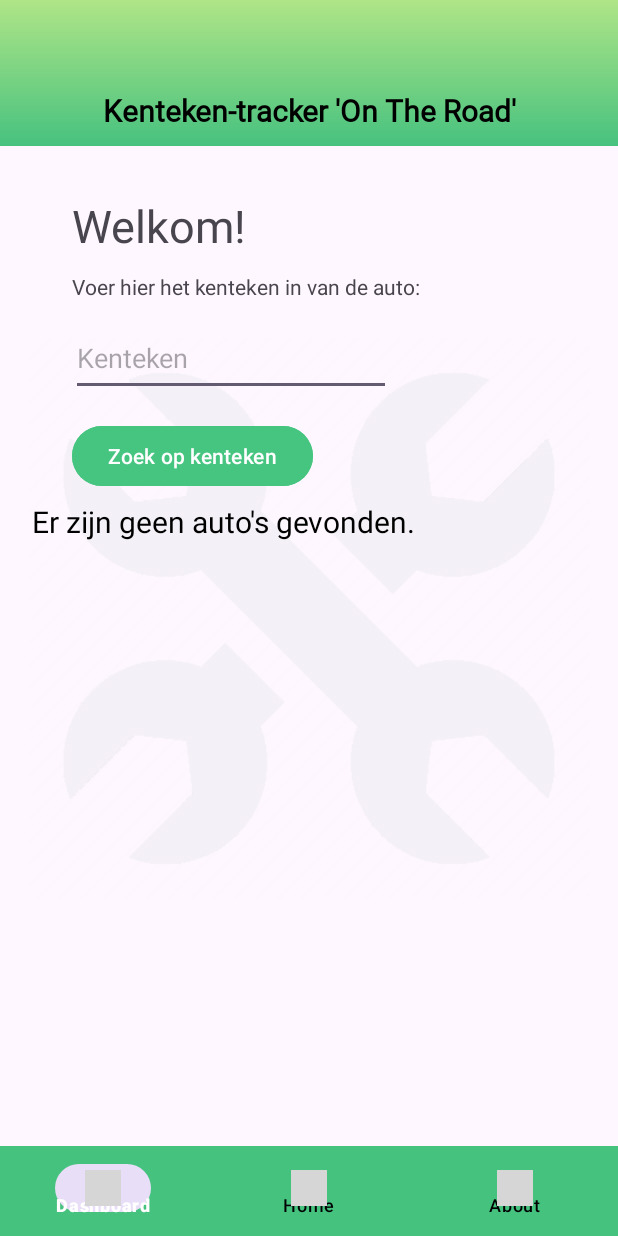
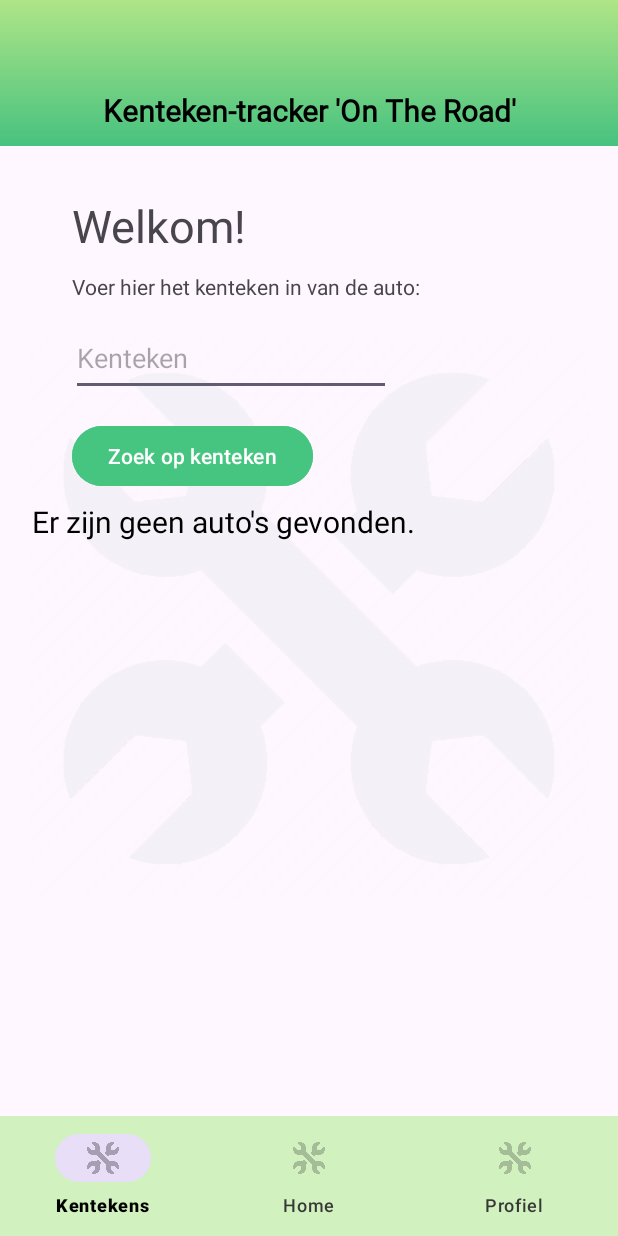
Before and after one commit to NathanGrs00/taxicompany-on-the-road, an Android app: the screen it shows after launch (MainActivity), on a phone screen of 412 x 824 dp. Run offline under Robolectric (Android 15) with nearby library versions, the phone set to English and light mode, and no system bars; our stand-ins replace Volley; network calls fail; grey boxes are pictures that could not be loaded.

Commit message:
Refactor UI elements and improve color scheme 🦍
- Updated selector.xml to change selected and unselected colors.
- Included navigation_bar.xml in activity_main.xml.
- Modified bottom navigation bar to use new lighter green background and wrap content height.
- Updated bottom_nav_menu.xml with new items and icons.
- Added new color values in colors.xml for secondary orange, lighter green, and dark gray.

Enhancing UI layout and color consistency for a smoother user experience

```diff
--- a/app/src/main/res/drawable/selector.xml
+++ b/app/src/main/res/drawable/selector.xml
@@ -3,9 +3,9 @@
 
     <item
         android:state_selected="true"
-        android:color="@color/white"/>
+        android:color="@color/black"/>
     <item
         android:state_selected="false"
-        android:color="@color/black"/>
+        android:color="@color/dark_gray"/>
 
 </selector>
--- a/app/src/main/res/layout/activity_main.xml
+++ b/app/src/main/res/layout/activity_main.xml
@@ -107,6 +107,8 @@
             app:layout_constraintTop_toBottomOf="@+id/btnVerzendKenteken"
             app:layout_constraintVertical_bias="0.109" />
 
+        <include layout="@layout/navigation_bar"/>
+
     </androidx.constraintlayout.widget.ConstraintLayout>
 
 </androidx.constraintlayout.widget.ConstraintLayout>
--- a/app/src/main/res/layout/navigation_bar.xml
+++ b/app/src/main/res/layout/navigation_bar.xml
@@ -8,14 +8,14 @@
     <com.google.android.material.bottomnavigation.BottomNavigationView
         android:id="@+id/bnvNavigatieBalk"
         android:layout_width="match_parent"
-        android:layout_height="60dp"
+        android:layout_height="wrap_content"
         app:layout_constraintBottom_toBottomOf="parent"
         app:layout_constraintEnd_toEndOf="parent"
         app:layout_constraintHorizontal_bias="0.0"
         app:layout_constraintStart_toStartOf="parent"
         app:layout_constraintTop_toTopOf="parent"
         app:layout_constraintVertical_bias="1.0"
-        app:itemBackground="@color/primary_green"
+        app:itemBackground="@color/lighter_green"
         app:itemIconTint="@drawable/selector"
         app:itemTextColor="@drawable/selector"
         app:menu="@menu/bottom_nav_menu" />
--- a/app/src/main/res/menu/bottom_nav_menu.xml
+++ b/app/src/main/res/menu/bottom_nav_menu.xml
@@ -1,16 +1,19 @@
 <?xml version="1.0" encoding="utf-8"?>
 <menu xmlns:android="http://schemas.android.com/apk/res/android">
+
     <item
-        android:id="@+id/dashboard"
-        android:title="Dashboard"
-        android:icon="@drawable/dashboard"/>
+        android:id="@+id/lijst"
+        android:title="Kentekens"
+        android:icon="@drawable/taxibedrijf_logo" />
+
     <item
         android:id="@+id/home"
         android:title="Home"
-        android:icon="@drawable/home"/>
+        android:icon="@drawable/taxibedrijf_logo"/>
 
     <item
-        android:id="@+id/about"
-        android:title="About"
-        android:icon="@drawable/about"/>
+        android:id="@+id/profiel"
+        android:title="Profiel"
+        android:icon="@drawable/taxibedrijf_logo" />
+
 </menu>
--- a/app/src/main/res/values/colors.xml
+++ b/app/src/main/res/values/colors.xml
@@ -3,4 +3,7 @@
     <color name="black">#FF000000</color>
     <color name="white">#FFFFFFFF</color>
     <color name="primary_green">#45C27E</color>
+    <color name="secondary_orange">#FFAD47</color>
+    <color name="lighter_green">#D1F1BF</color>
+    <color name="dark_gray">#383838</color>
 </resources>
```
